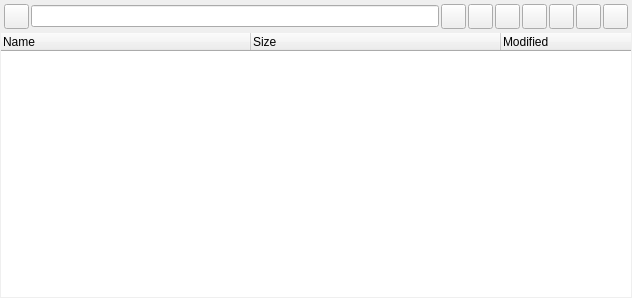
First picture: the form in gpanel/assets/ui/filemanager.ui, repository badr-eddin/gunter, before the edit.
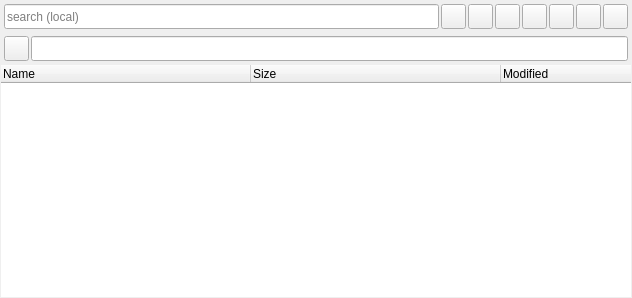
Second picture: the form after the edit.

```diff
--- a/gpanel/assets/ui/filemanager.ui
+++ b/gpanel/assets/ui/filemanager.ui
@@ -57,43 +57,24 @@
        <number>3</number>
       </property>
       <item>
-       <widget class="QPushButton" name="fm_backward">
+       <widget class="QLineEdit" name="fm_search_inp">
         <property name="minimumSize">
          <size>
-          <width>25</width>
+          <width>0</width>
           <height>25</height>
          </size>
         </property>
-        <property name="maximumSize">
-         <size>
-          <width>25</width>
-          <height>16777215</height>
-         </size>
-        </property>
-        <property name="cursor">
-         <cursorShape>PointingHandCursor</cursorShape>
-        </property>
         <property name="focusPolicy">
-         <enum>Qt::FocusPolicy::NoFocus</enum>
-        </property>
-        <property name="toolTip">
-         <string>New Folder</string>
-        </property>
-        <property name="text">
-         <string/>
-        </property>
-       </widget>
-      </item>
-      <item>
-       <widget class="QLineEdit" name="path">
-        <property name="focusPolicy">
-         <enum>Qt::FocusPolicy::StrongFocus</enum>
+         <enum>Qt::FocusPolicy::ClickFocus</enum>
         </property>
         <property name="contextMenuPolicy">
          <enum>Qt::ContextMenuPolicy::NoContextMenu</enum>
         </property>
         <property name="readOnly">
-         <bool>true</bool>
+         <bool>false</bool>
+        </property>
+        <property name="placeholderText">
+         <string>search (local)</string>
         </property>
        </widget>
       </item>
@@ -296,6 +277,72 @@
      </layout>
     </widget>
    </item>
+   <item>
+    <layout class="QHBoxLayout" name="horizontalLayout">
+     <property name="spacing">
+      <number>2</number>
+     </property>
+     <property name="leftMargin">
+      <number>3</number>
+     </property>
+     <property name="topMargin">
+      <number>3</number>
+     </property>
+     <property name="rightMargin">
+      <number>3</number>
+     </property>
+     <property name="bottomMargin">
+      <number>3</number>
+     </property>
+     <item>
+      <widget class="QPushButton" name="fm_backward">
+       <property name="minimumSize">
+        <size>
+         <width>25</width>
+         <height>25</height>
+        </size>
+       </property>
+       <property name="maximumSize">
+        <size>
+         <width>25</width>
+         <height>16777215</height>
+        </size>
+       </property>
+       <property name="cursor">
+        <cursorShape>PointingHandCursor</cursorShape>
+       </property>
+       <property name="focusPolicy">
+        <enum>Qt::FocusPolicy::NoFocus</enum>
+       </property>
+       <property name="toolTip">
+        <string>New Folder</string>
+       </property>
+       <property name="text">
+        <string/>
+       </property>
+      </widget>
+     </item>
+     <item>
+      <widget class="QLineEdit" name="path">
+       <property name="minimumSize">
+        <size>
+         <width>0</width>
+         <height>25</height>
+        </size>
+       </property>
+       <property name="focusPolicy">
+        <enum>Qt::FocusPolicy::NoFocus</enum>
+       </property>
+       <property name="contextMenuPolicy">
+        <enum>Qt::ContextMenuPolicy::NoContextMenu</enum>
+       </property>
+       <property name="readOnly">
+        <bool>true</bool>
+       </property>
+      </widget>
+     </item>
+    </layout>
+   </item>
    <item>
     <widget class="QTreeWidget" name="fm_files_list">
      <property name="minimumSize">
```
Left out of the diff: 2 changed lines with no effect on the pictures.
